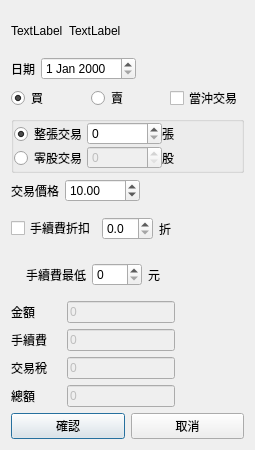
foxking0416/PythonStockPrice, file QtStockTradingEditDialog.ui: the form before one commit.
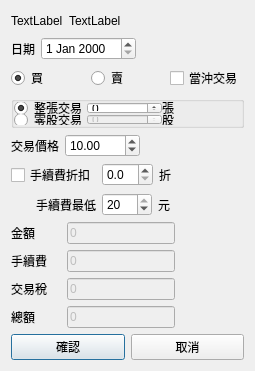
The form after the commit.

Commit message: 本來想要新增現股交易的最低手續費設定，但後來覺得應該是Global參數，不需要每筆交易都設定，因此先commit 再 revert

```diff
--- a/QtStockTradingEditDialog.ui
+++ b/QtStockTradingEditDialog.ui
@@ -7,7 +7,7 @@
     <x>0</x>
     <y>0</y>
     <width>255</width>
-    <height>450</height>
+    <height>371</height>
    </rect>
   </property>
   <property name="sizePolicy">
@@ -19,13 +19,13 @@
   <property name="minimumSize">
    <size>
     <width>255</width>
-    <height>450</height>
+    <height>371</height>
    </size>
   </property>
   <property name="maximumSize">
    <size>
     <width>255</width>
-    <height>450</height>
+    <height>371</height>
    </size>
   </property>
   <property name="windowTitle">
@@ -293,6 +293,12 @@
      </item>
      <item>
       <widget class="QDoubleSpinBox" name="qtDiscountRateDoubleSpinBox">
+       <property name="minimumSize">
+        <size>
+         <width>50</width>
+         <height>0</height>
+        </size>
+       </property>
        <property name="decimals">
         <number>1</number>
        </property>
@@ -338,7 +344,7 @@
        </property>
        <property name="sizeHint" stdset="0">
         <size>
-         <width>15</width>
+         <width>25</width>
          <height>20</height>
         </size>
        </property>
@@ -359,6 +365,12 @@
          <height>0</height>
         </size>
        </property>
+       <property name="maximum">
+        <number>20</number>
+       </property>
+       <property name="value">
+        <number>20</number>
+       </property>
       </widget>
      </item>
      <item>
```
The commit also changes 2 other files.
